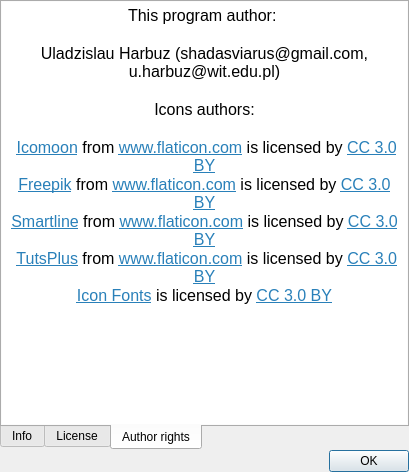
Qt form UI/aboutprogramwindow.ui (Shadasviar/APOD) before a commit.
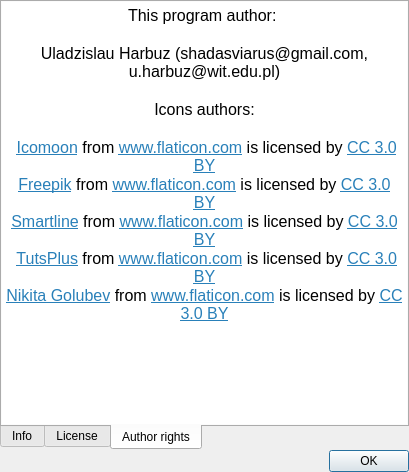
The same form after that commit. The open tabs and pages were chosen to show the change. Icons and pictures are not drawn.

Commit message: Add application icon

Diff of the .ui file:
```diff
--- a/UI/aboutprogramwindow.ui
+++ b/UI/aboutprogramwindow.ui
@@ -873,7 +873,7 @@
 &lt;p align=&quot;center&quot; style=&quot; margin-top:0px; margin-bottom:0px; margin-left:0px; margin-right:0px; -qt-block-indent:0; text-indent:0px;&quot;&gt;&lt;a href=&quot;http://www.freepik.com&quot;&gt;&lt;span style=&quot; text-decoration: underline; color:#2980b9;&quot;&gt;Freepik&lt;/span&gt;&lt;/a&gt; from &lt;a href=&quot;https://www.flaticon.com/&quot;&gt;&lt;span style=&quot; text-decoration: underline; color:#2980b9;&quot;&gt;www.flaticon.com&lt;/span&gt;&lt;/a&gt; is licensed by &lt;a href=&quot;http://creativecommons.org/licenses/by/3.0/&quot;&gt;&lt;span style=&quot; text-decoration: underline; color:#2980b9;&quot;&gt;CC 3.0 BY&lt;/span&gt;&lt;/a&gt;&lt;/p&gt;
 &lt;p align=&quot;center&quot; style=&quot; margin-top:0px; margin-bottom:0px; margin-left:0px; margin-right:0px; -qt-block-indent:0; text-indent:0px;&quot;&gt;&lt;a href=&quot;https://www.flaticon.com/authors/smartline&quot;&gt;&lt;span style=&quot; text-decoration: underline; color:#2980b9;&quot;&gt;Smartline&lt;/span&gt;&lt;/a&gt; from &lt;a href=&quot;https://www.flaticon.com/&quot;&gt;&lt;span style=&quot; text-decoration: underline; color:#2980b9;&quot;&gt;www.flaticon.com&lt;/span&gt;&lt;/a&gt; is licensed by &lt;a href=&quot;http://creativecommons.org/licenses/by/3.0/&quot;&gt;&lt;span style=&quot; text-decoration: underline; color:#2980b9;&quot;&gt;CC 3.0 BY&lt;/span&gt;&lt;/a&gt;&lt;/p&gt;
 &lt;p align=&quot;center&quot; style=&quot; margin-top:0px; margin-bottom:0px; margin-left:0px; margin-right:0px; -qt-block-indent:0; text-indent:0px;&quot;&gt; &lt;a href=&quot;https://www.flaticon.com/authors/tutsplus&quot;&gt;&lt;span style=&quot; text-decoration: underline; color:#2980b9;&quot;&gt;TutsPlus&lt;/span&gt;&lt;/a&gt; from &lt;a href=&quot;https://www.flaticon.com/&quot;&gt;&lt;span style=&quot; text-decoration: underline; color:#2980b9;&quot;&gt;www.flaticon.com&lt;/span&gt;&lt;/a&gt; is licensed by &lt;a href=&quot;http://creativecommons.org/licenses/by/3.0/&quot;&gt;&lt;span style=&quot; text-decoration: underline; color:#2980b9;&quot;&gt;CC 3.0 BY&lt;/span&gt;&lt;/a&gt;&lt;/p&gt;
-&lt;p align=&quot;center&quot; style=&quot; margin-top:0px; margin-bottom:0px; margin-left:0px; margin-right:0px; -qt-block-indent:0; text-indent:0px;&quot;&gt;&lt;a href=&quot;http://www.onlinewebfonts.com/icon&quot;&gt;&lt;span style=&quot; text-decoration: underline; color:#2980b9;&quot;&gt;Icon Fonts&lt;/span&gt;&lt;/a&gt; is licensed by &lt;a href=&quot;http://creativecommons.org/licenses/by/3.0/&quot;&gt;&lt;span style=&quot; text-decoration: underline; color:#2980b9;&quot;&gt;CC 3.0 BY&lt;/span&gt;&lt;/a&gt;&lt;/p&gt;&lt;/body&gt;&lt;/html&gt;</string>
+&lt;p align=&quot;center&quot; style=&quot; margin-top:0px; margin-bottom:0px; margin-left:0px; margin-right:0px; -qt-block-indent:0; text-indent:0px;&quot;&gt;&lt;a href=&quot;https://www.flaticon.com/authors/nikita-golubev&quot;&gt;&lt;span style=&quot; text-decoration: underline; color:#2980b9;&quot;&gt;Nikita Golubev&lt;/span&gt;&lt;/a&gt; from &lt;a href=&quot;https://www.flaticon.com/&quot;&gt;&lt;span style=&quot; text-decoration: underline; color:#2980b9;&quot;&gt;www.flaticon.com&lt;/span&gt;&lt;/a&gt; is licensed by &lt;a href=&quot;http://creativecommons.org/licenses/by/3.0/&quot;&gt;&lt;span style=&quot; text-decoration: underline; color:#2980b9;&quot;&gt;CC 3.0 BY&lt;/span&gt;&lt;/a&gt;&lt;/p&gt;&lt;/body&gt;&lt;/html&gt;</string>
          </property>
          <property name="openExternalLinks">
           <bool>true</bool>
```
The commit also changes 3 other files.
